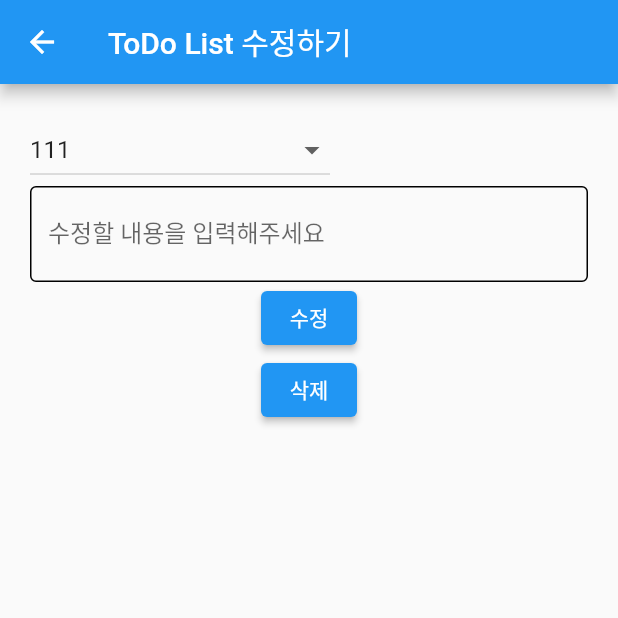
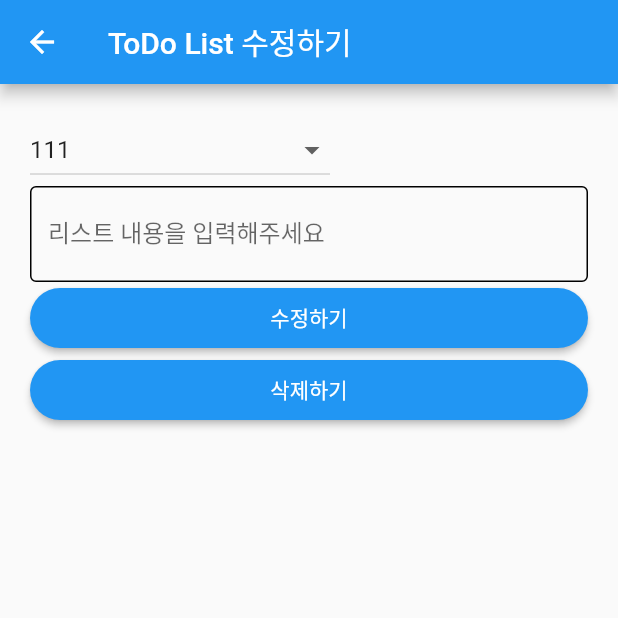
Before and after one commit to RFlutterPythonteam1/semiProjectTodoList, a Flutter app: the ListEditinPage screen opened by its route, on a phone screen of 412 x 824 dp, the top half of it. Run offline on Flutter 3.47's test engine with Material 2 defaults, Android fonts, the phone set to English and light mode, and no system bars.

```diff
--- a/semiproject_todolist_app/lib/listeditingpage.dart
+++ b/semiproject_todolist_app/lib/listeditingpage.dart
@@ -36,6 +36,7 @@ class _ListEditinPageState extends State<ListEditinPage> {
         FocusScope.of(context).unfocus();
       },
       child: Scaffold(
+
         appBar: AppBar(
           title: const Text("ToDo List 수정하기"),
         ),
@@ -47,7 +48,7 @@ class _ListEditinPageState extends State<ListEditinPage> {
                 Row(
                   mainAxisAlignment: MainAxisAlignment.start,
                   children: [
-                    SizedBox(
+                    Container(
                       width: 200,
                       child: DropdownButton(
                         value: selectValue,
@@ -72,34 +73,45 @@ class _ListEditinPageState extends State<ListEditinPage> {
                   controller: contentCon,
                   decoration: const InputDecoration(
                       hintText: "입력해주세요",
-                    labelText: "수정할 내용을 입력해주세요",
+                      labelText: "리스트 내용을 입력해주세요",
                       enabledBorder: OutlineInputBorder(
                           borderSide: BorderSide(
                         width: 1,
-                      )
-                    ),
+                      )),
                       focusedBorder: OutlineInputBorder(
                           borderSide: BorderSide(
                         width: 2,
                         color: Colors.blue,
-                      )
-                    )
+                      ))),
+                ),
+                ElevatedButton(
+                  onPressed: () {
+                    if(contentCon.text.trim().isEmpty) {
+                      errorSnackBar(context);
+                    } else {
+                      _showDialog2(context, "수정");
+                    }
+                  },
+                  style: ElevatedButton.styleFrom(
+                      shape: RoundedRectangleBorder(
+                        borderRadius: BorderRadius.circular(20),
+                      ),
+                      minimumSize: const Size(400, 40)),
+                  child: const Text(
+                    "수정하기",
                   ),
                 ),
                 ElevatedButton(
                   onPressed: () {
-                    listEdit(context);
+                    _showDialog2(context, "삭제");
                   },
+                  style: ElevatedButton.styleFrom(
+                      shape: RoundedRectangleBorder(
+                        borderRadius: BorderRadius.circular(20),
+                      ),
+                      minimumSize: const Size(400, 40)),
                   child: const Text(
-                    "수정",
-                  ),
-                ),
-                ElevatedButton(
-                  onPressed: () {
-                    listDelete(context);
-                  },
-                  child: const Text(
-                    "삭제",
+                    "삭제하기",
                   ),
                 ),
               ],
@@ -111,10 +123,9 @@ class _ListEditinPageState extends State<ListEditinPage> {
   }
 
   // functions
-  Future<bool> listEdit(BuildContext context) async{
+  Future<bool> listEdit(BuildContext context) async {
     var url = Uri.parse(
-      'http://localhost:8080/Flutter/list_update.jsp?category=$selectValue&content=${contentCon.text}&listId=${TodoList.listId}'
-    );
+        'http://localhost:8080/Flutter/list_update.jsp?category=$selectValue&content=${contentCon.text}&listId=${TodoList.listId}');
 
     var response = await http.get(url);
 
@@ -123,10 +134,9 @@ class _ListEditinPageState extends State<ListEditinPage> {
 
       result = dataConvertedJSON["result"];
 
-      if(result == "OK"){
+      if (result == "OK") {
         _showDialog(context, "수정이");
-
-      }else if(result == "ERROR"){
+      } else if (result == "ERROR") {
         errorSnackBar(context);
       }
     });
@@ -134,10 +144,9 @@ class _ListEditinPageState extends State<ListEditinPage> {
     return true;
   }
 
-  Future<bool> listDelete(BuildContext context) async{
+  Future<bool> listDelete(BuildContext context) async {
     var url = Uri.parse(
-      'http://localhost:8080/Flutter/list_delete.jsp?listId=${TodoList.listId}'
-    );
+        'http://localhost:8080/Flutter/list_delete.jsp?listId=${TodoList.listId}');
 
     var response = await http.get(url);
 
@@ -146,25 +155,26 @@ class _ListEditinPageState extends State<ListEditinPage> {
 
       result = dataConvertedJSON["result"];
 
-      if(result == "OK"){
+      if (result == "OK") {
         _showDialog(context, "삭제가");
-
-      }else if(result == "ERROR"){
+      } else if (result == "ERROR") {
         errorSnackBar(context);
       }
     });
 
     return true;
   }
-    _showDialog(BuildContext context, String todo){
-    showDialog(context: context,
-    builder: (BuildContext context){
+
+  _showDialog(BuildContext context, String todo) {
+    showDialog(
+        context: context,
+        builder: (BuildContext context) {
           return AlertDialog(
-        title:  const Text('결과'),
+            title: const Text('결과'),
             content: Text('$todo 완료 되었습니다.'),
             actions: [
               TextButton(
-            onPressed:(){
+                onPressed: () {
                   Navigator.of(context).pop();
                   Navigator.pop(context);
                 },
@@ -172,17 +182,40 @@ class _ListEditinPageState extends State<ListEditinPage> {
               )
             ],
           );
-    }
-    );
+        });
   }
 
-  errorSnackBar(BuildContext context){
-    ScaffoldMessenger.of(context).showSnackBar(
-      const SnackBar(
-        content: Text('입력 에러가 발생했습니다.'),
+  _showDialog2(BuildContext context, String todo) {
+    showDialog(
+        context: context,
+        builder: (BuildContext context) {
+          return AlertDialog(
+            title: Text('리스트 $todo하기'),
+            content: Text('$todo 하시겠습니까?'),
+            actions: [
+              TextButton(
+                onPressed: () {
+                  Navigator.of(context).pop();
+                  todo == "수정" ? listEdit(context) : listDelete(context);
+                },
+                child: const Text('네'),
+              ),
+              TextButton(
+                onPressed: () {
+                  Navigator.of(context).pop();
+                },
+                child: const Text('아니요'),
+              ),
+            ],
+          );
+        });
+  }
+
+  errorSnackBar(BuildContext context) {
+    ScaffoldMessenger.of(context).showSnackBar(const SnackBar(
+      content: Text('내용을 입력해주세요'),
       duration: Duration(seconds: 2),
       backgroundColor: Colors.red,
-      )
-    );
+    ));
   }
 }
```
Lines whose indentation alone changed are shown as unchanged.
